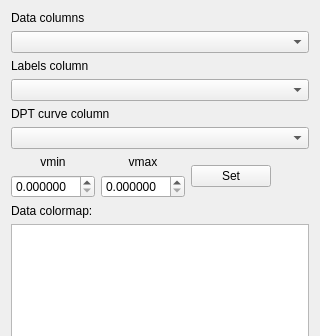
First picture: the form in mesmerize/plotting/widgets/heatmap/control_widget.ui, repository kushalkolar/MESmerize, before the edit; both pictures show x 0 to 320 and y 0 to 336 of the 320 by 828 pixel window.
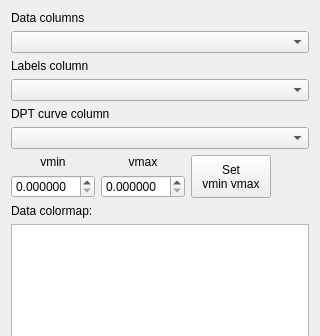
Second picture: the form after the edit. Custom widgets are drawn as their Qt base class.

Commit message: comboboxes update better when input transmission changes

```diff
--- a/mesmerize/plotting/widgets/heatmap/control_widget.ui
+++ b/mesmerize/plotting/widgets/heatmap/control_widget.ui
@@ -90,8 +90,15 @@
      </item>
      <item>
       <widget class="QPushButton" name="pushButton_set_vmin_vmax">
+       <property name="sizePolicy">
+        <sizepolicy hsizetype="Minimum" vsizetype="Expanding">
+         <horstretch>0</horstretch>
+         <verstretch>0</verstretch>
+        </sizepolicy>
+       </property>
        <property name="text">
-        <string>Set</string>
+        <string>Set
+vmin vmax</string>
        </property>
       </widget>
      </item>
@@ -254,6 +261,11 @@
    <extends>QListWidget</extends>
    <header>...utils</header>
   </customwidget>
+  <customwidget>
+   <class>ComboBox</class>
+   <extends>QComboBox</extends>
+   <header>....pyqtgraphCore.widgets.ComboBox</header>
+  </customwidget>
  </customwidgets>
  <resources/>
  <connections/>
```
Left out of the diff: 22 changed lines with no effect on the pictures. The commit also changes 2 other files.
